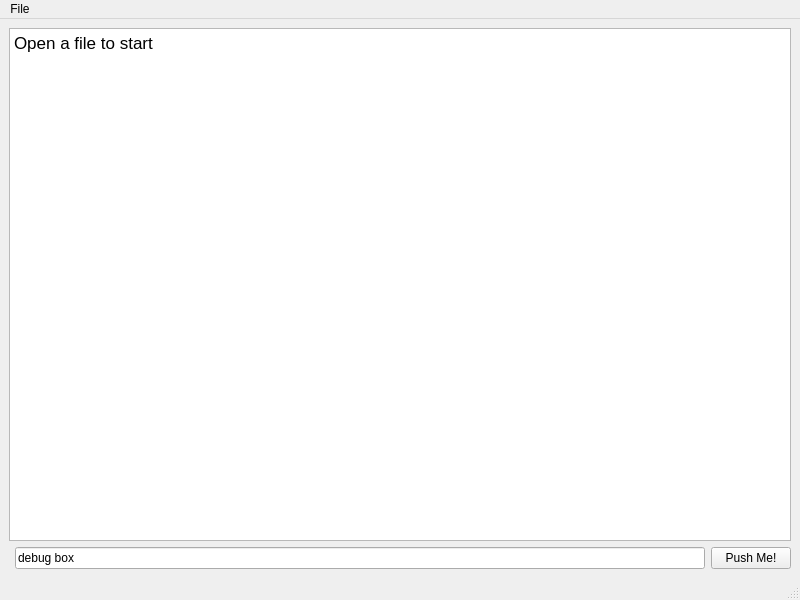
Qt form virtual machine/MainWindow.ui (MORZorg/sol) before a commit.
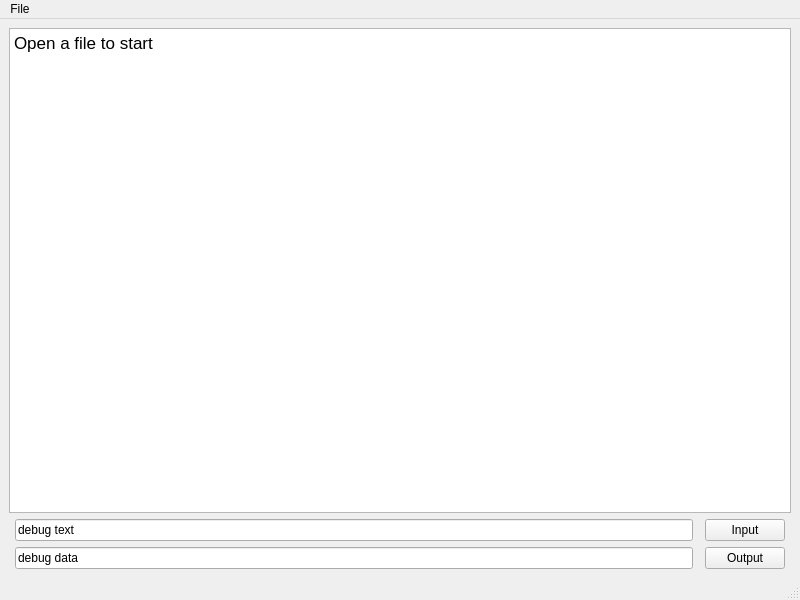
The same form after that commit.

Commit message: Started working on VM output

Patch:
```diff
--- a/virtual machine/MainWindow.ui
+++ b/virtual machine/MainWindow.ui
@@ -15,21 +15,7 @@
   </property>
   <widget class="QWidget" name="centralwidget">
    <layout class="QGridLayout" name="gridLayout">
-    <item row="1" column="1">
-     <widget class="QLineEdit" name="lineEdit">
-      <property name="text">
-       <string>debug box</string>
-      </property>
-     </widget>
-    </item>
-    <item row="1" column="2">
-     <widget class="QPushButton" name="pushButton">
-      <property name="text">
-       <string>Push Me!</string>
-      </property>
-     </widget>
-    </item>
-    <item row="0" column="0" colspan="3">
+    <item row="0" column="0" colspan="5">
      <widget class="QTextEdit" name="outputText">
       <property name="readOnly">
        <bool>true</bool>
@@ -43,6 +29,34 @@
       </property>
      </widget>
     </item>
+    <item row="1" column="1">
+     <widget class="QLineEdit" name="debugText">
+      <property name="text">
+       <string>debug text</string>
+      </property>
+     </widget>
+    </item>
+    <item row="2" column="1">
+     <widget class="QLineEdit" name="debugData">
+      <property name="text">
+       <string>debug data</string>
+      </property>
+     </widget>
+    </item>
+    <item row="1" column="3">
+     <widget class="QPushButton" name="inputButton">
+      <property name="text">
+       <string>Input</string>
+      </property>
+     </widget>
+    </item>
+    <item row="2" column="3">
+     <widget class="QPushButton" name="outputButton">
+      <property name="text">
+       <string>Output</string>
+      </property>
+     </widget>
+    </item>
    </layout>
   </widget>
   <widget class="QMenuBar" name="menubar">
```
The commit also changes 8 other files.
